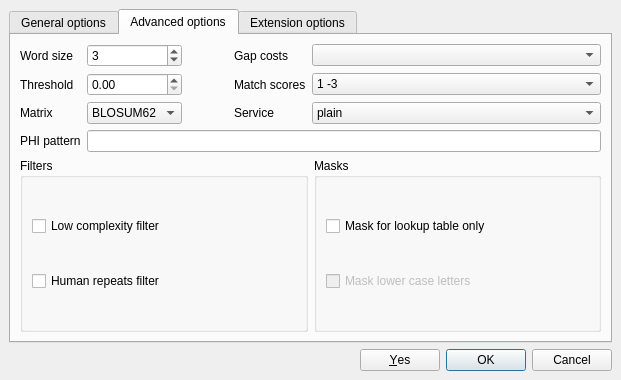
This is src/plugins/external_tool_support/src/ui/BlastAllSupportDialog.ui in violethaze74/ugene as Qt 5 draws it before an edit. The edited form follows.
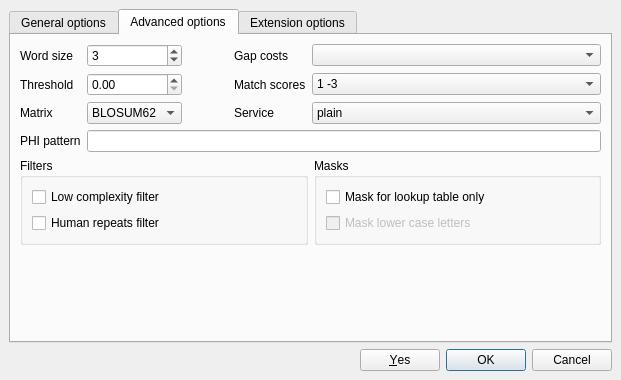
This is the edited form. The open tabs and pages were chosen to show the change.

Diff of the .ui file:
```diff
--- a/src/plugins/external_tool_support/src/ui/BlastAllSupportDialog.ui
+++ b/src/plugins/external_tool_support/src/ui/BlastAllSupportDialog.ui
@@ -297,6 +297,12 @@
       </layout>
      </widget>
      <widget class="QWidget" name="tab_2">
+      <property name="sizePolicy">
+       <sizepolicy hsizetype="Preferred" vsizetype="Expanding">
+        <horstretch>0</horstretch>
+        <verstretch>0</verstretch>
+       </sizepolicy>
+      </property>
       <attribute name="title">
        <string>Advanced options</string>
       </attribute>
@@ -593,6 +599,19 @@
          </item>
         </layout>
        </item>
+       <item>
+        <spacer name="verticalSpacer">
+         <property name="orientation">
+          <enum>Qt::Vertical</enum>
+         </property>
+         <property name="sizeHint" stdset="0">
+          <size>
+           <width>20</width>
+           <height>40</height>
+          </size>
+         </property>
+        </spacer>
+       </item>
       </layout>
      </widget>
      <widget class="QWidget" name="extOptionsTab">
```
Left out of the diff: 14 changed lines with no effect on the pictures.
